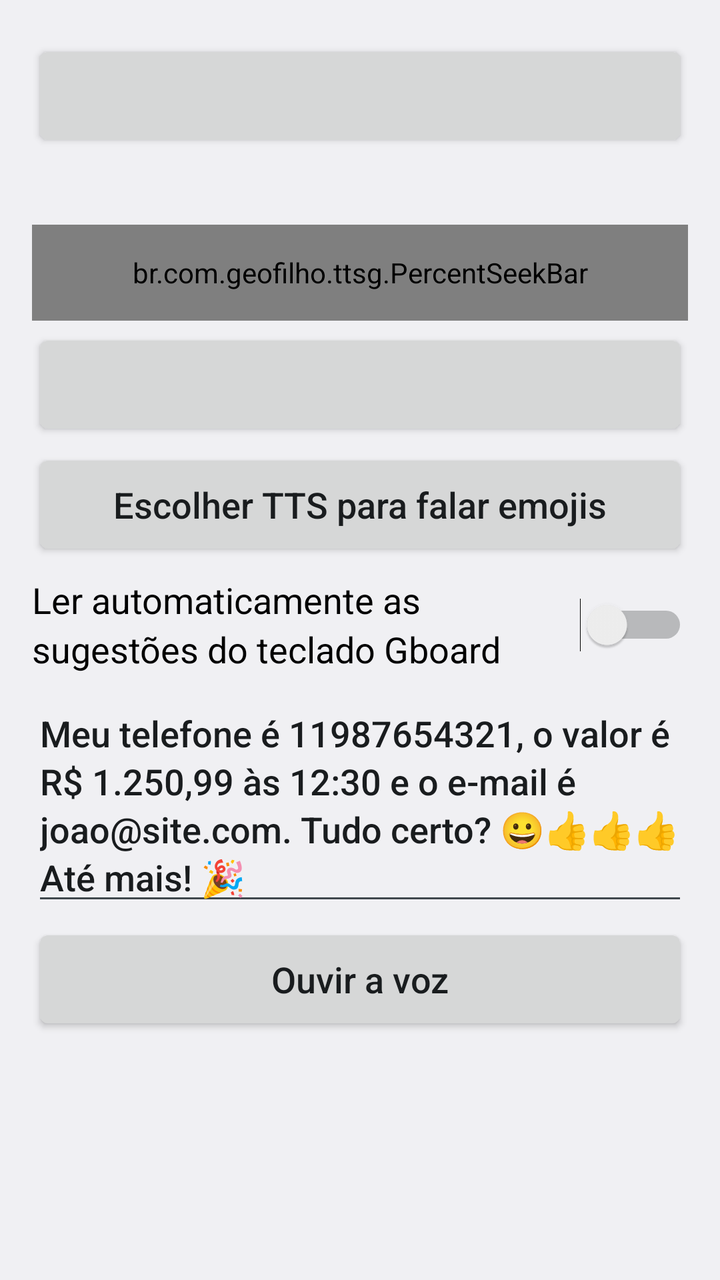
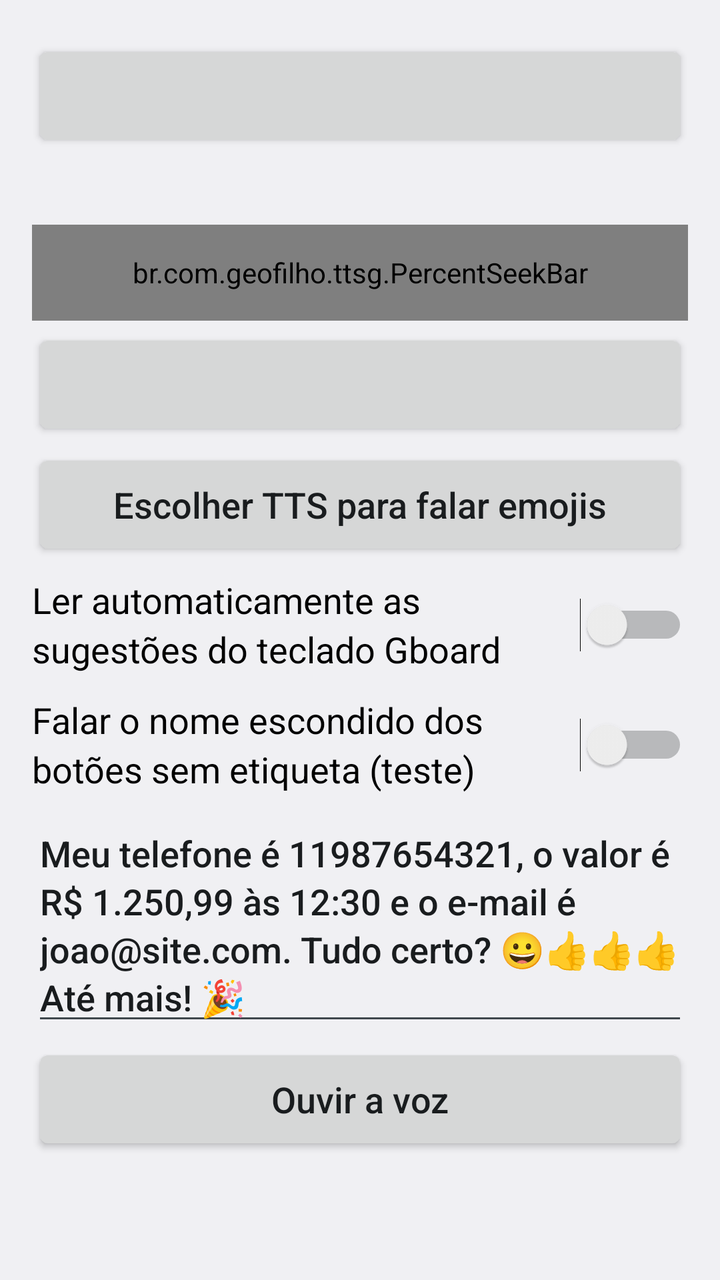

An Android layout rendered at two revisions. The XML below is the earlier revision; the diff shows what the commit changed to produce the second picture.
<!-- AndroidManifest.xml: application theme AppTheme -->
<!-- res/layout/activity_numbers.xml -->
<?xml version="1.0" encoding="utf-8"?>
<ScrollView xmlns:android="http://schemas.android.com/apk/res/android"
    android:layout_width="match_parent"
    android:layout_height="match_parent"
    android:fillViewport="true">

    <LinearLayout
        android:layout_width="match_parent"
        android:layout_height="wrap_content"
        android:orientation="vertical"
        android:padding="16dp">

        <Button
            android:id="@+id/btn_numbers"
            style="@style/Row" />

        <TextView
            android:id="@+id/lbl_number_rate"
            style="@style/SliderLabel" />

        <br.com.geofilho.ttsg.PercentSeekBar
            android:id="@+id/seek_number_rate"
            style="@style/Slider" />

        <Button
            android:id="@+id/btn_punctuation"
            style="@style/Row" />

        <Button
            android:id="@+id/btn_emoji"
            style="@style/Row"
            android:text="@string/emoji_voice" />

        <Switch
            android:id="@+id/switch_gboard"
            style="@style/Row"
            android:text="@string/gboard_switch" />

        <EditText
            android:id="@+id/edit_test"
            style="@style/Row"
            android:hint="@string/hint_test_text"
            android:importantForAutofill="no"
            android:inputType="textMultiLine|textCapSentences"
            android:text="@string/numbers_test_text" />

        <Button
            android:id="@+id/btn_test"
            style="@style/Row"
            android:text="@string/listen" />
    </LinearLayout>
</ScrollView>
<!-- resources referenced by this layout -->
<resources>
  <string name="emoji_voice">Escolher TTS para falar emojis</string>
  <string name="gboard_switch">Ler automaticamente as sugestões do teclado Gboard</string>
  <string name="hint_test_text">Texto para testar a voz</string>
  <string name="listen">Ouvir a voz</string>
  <string name="numbers_test_text">Meu telefone é 11987654321, o valor é R$ 1.250,99 às 12:30 e o e-mail é joao@site.com. Tudo certo? 😀👍👍👍 Até mais! 🎉</string>
  <style name="Row">
          <item name="android:layout_width">match_parent</item>
          <item name="android:layout_height">wrap_content</item>
          <item name="android:minHeight">56dp</item>
          <item name="android:layout_marginTop">4dp</item>
          
          <item name="android:textSize">18sp</item>
          <item name="android:textAllCaps">false</item>
          <item name="android:lineSpacingMultiplier">1.15</item>
          <item name="android:textColorHint">?android:attr/textColorSecondary</item>
      </style>
  <style name="Slider">
          <item name="android:layout_width">match_parent</item>
          <item name="android:layout_height">48dp</item>
          <item name="android:max">100</item>
      </style>
  <style name="SliderLabel">
          <item name="android:layout_width">match_parent</item>
          <item name="android:layout_height">wrap_content</item>
          <item name="android:layout_marginTop">12dp</item>
          <item name="android:textSize">18sp</item>
          <item name="android:lineSpacingMultiplier">1.15</item>
          <item name="android:importantForAccessibility">no</item>
      </style>
  <style name="AppTheme" parent="android:Theme.Material.Light.DarkActionBar" />
</resources>

<!-- the commit's change to res/layout/activity_numbers.xml (unified diff, before → after) -->
@@ -36,6 +36,11 @@
             style="@style/Row"
             android:text="@string/gboard_switch" />
 
+        <Switch
+            android:id="@+id/switch_unlabeled"
+            style="@style/Row"
+            android:text="@string/unlabeled_switch" />
+
         <EditText
             android:id="@+id/edit_test"
             style="@style/Row"
<!-- resource entries referenced after the edit -->
@@ -5,6 +5,7 @@
   <string name="hint_test_text">Texto para testar a voz</string>
   <string name="listen">Ouvir a voz</string>
   <string name="numbers_test_text">Meu telefone é 11987654321, o valor é R$ 1.250,99 às 12:30 e o e-mail é joao@site.com. Tudo certo? 😀👍👍👍 Até mais! 🎉</string>
+  <string name="unlabeled_switch">Falar o nome escondido dos botões sem etiqueta (teste)</string>
   <style name="Row">
           <item name="android:layout_width">match_parent</item>
           <item name="android:layout_height">wrap_content</item>
